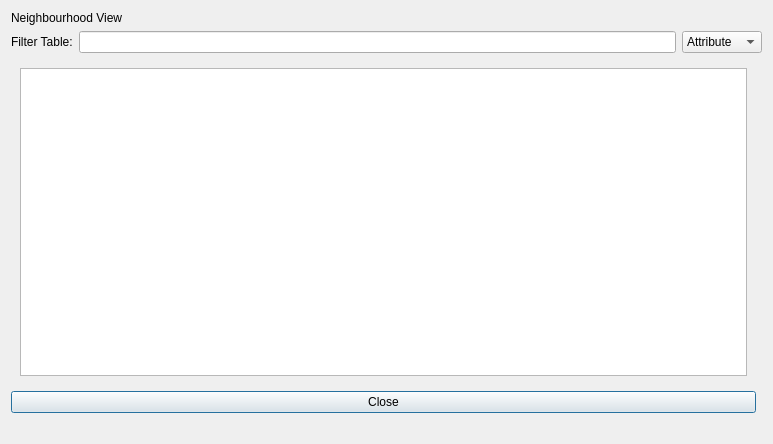
sparqlunicorn/sparqlunicornGoesGIS, file dialogs/ui/clusterviewdialog.ui: the form before one commit.
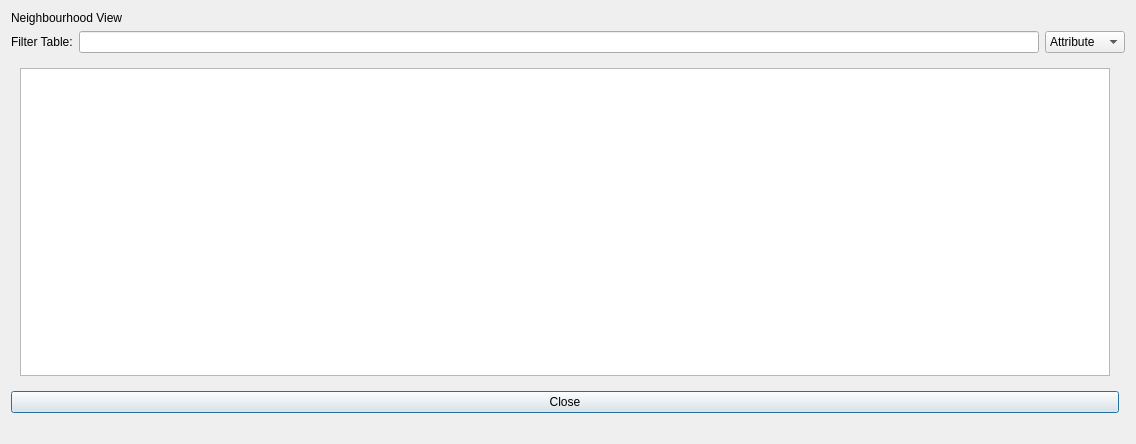
The form after the commit.

```diff
--- a/dialogs/ui/clusterviewdialog.ui
+++ b/dialogs/ui/clusterviewdialog.ui
@@ -6,7 +6,7 @@
    <rect>
     <x>0</x>
     <y>0</y>
-    <width>773</width>
+    <width>1136</width>
     <height>444</height>
    </rect>
   </property>
@@ -93,7 +93,7 @@
           <enum>Qt::NoPen</enum>
          </property>
          <property name="sortingEnabled">
-          <bool>false</bool>
+          <bool>true</bool>
          </property>
          <attribute name="horizontalHeaderCascadingSectionResizes">
           <bool>true</bool>
@@ -101,6 +101,9 @@
          <attribute name="horizontalHeaderMinimumSectionSize">
           <number>30</number>
          </attribute>
+         <attribute name="horizontalHeaderShowSortIndicator" stdset="0">
+          <bool>true</bool>
+         </attribute>
          <attribute name="horizontalHeaderStretchLastSection">
           <bool>true</bool>
          </attribute>
```
